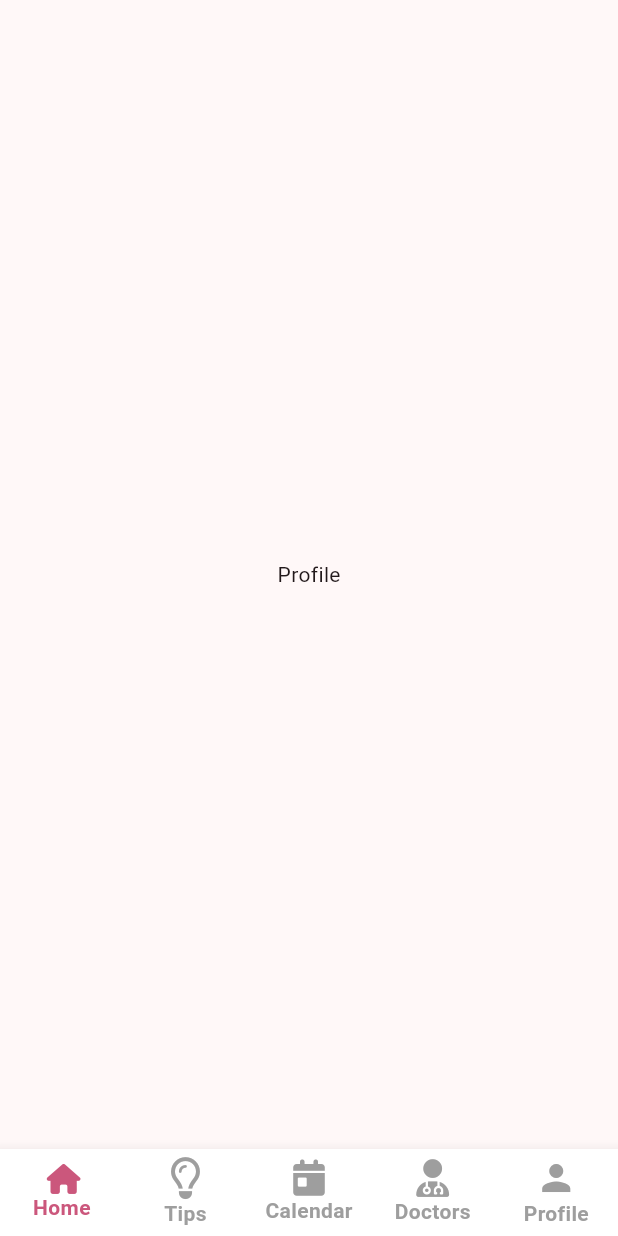
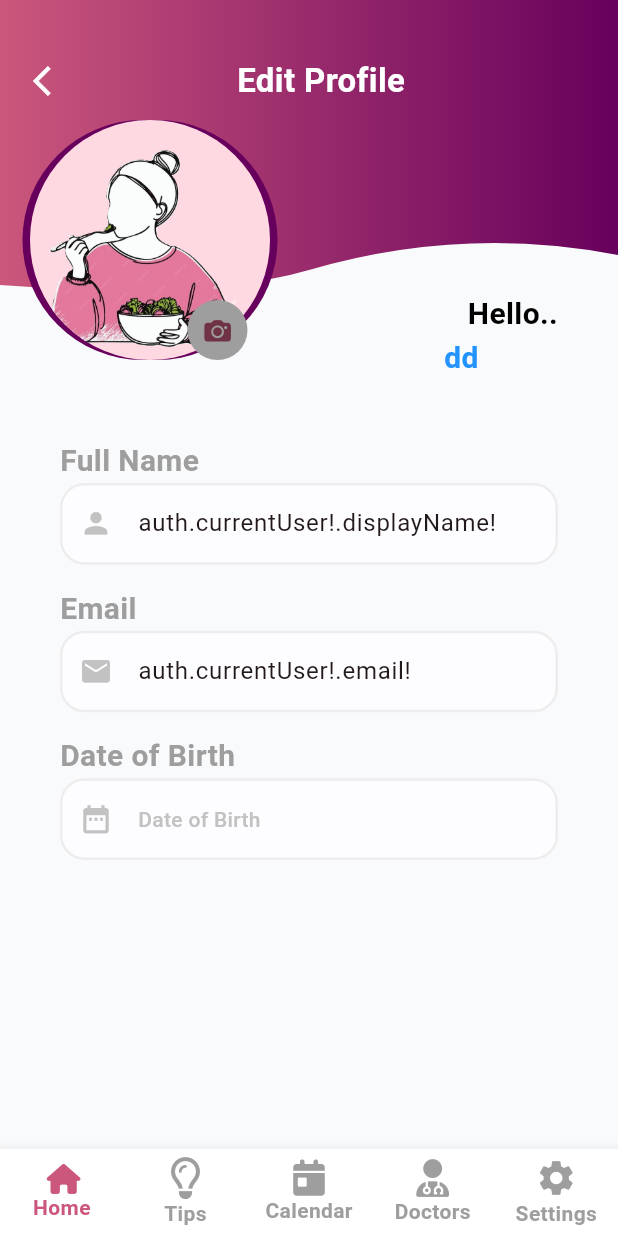
Before and after one commit to moaaz313/OvyCare, a Flutter app: the screen it shows after launch, swiped to page 5, on a phone screen of 412 x 824 dp. Run offline on Flutter 3.47's test engine with Material 3 defaults, Android fonts, the light colour scheme and no system bars; drawn by our look-alikes of full_screen_image, stylish_bottom_bar; our stand-ins replace device_preview, flutter_custom_clippers, flutter_screenutil, font_awesome_flutter, get, image_picker; missing offline and left inert: date_picker_textfield.

Commit message:
dohaa added editprofile

```diff
--- a/lib/Core/Widgets/Custom_Textfromfield.dart
+++ b/lib/Core/Widgets/Custom_Textfromfield.dart
@@ -8,14 +8,14 @@ class CustomTextfromfield extends StatelessWidget {
   final String hintText;
   final bool isObscure;
   final TextEditingController Controller;
-  final Widget? suffixIcon;
+  final Widget? prefixIcon;
 
   CustomTextfromfield({
     Key? key,
     required this.hintText,
     this.isObscure = false, // Default value for isObscure
     required this.Controller,
-    this.suffixIcon,
+    this.prefixIcon,
   }) : super(key: key);
 
   String? _validateInput(String? value) {
@@ -49,9 +49,10 @@ class CustomTextfromfield extends StatelessWidget {
       },
       validator: _validateInput,
       decoration: InputDecoration(
+        // prefixIcon: Icon??null,
         filled: true,
         fillColor: const Color(0xffFDFDFF),
-        contentPadding: EdgeInsets.symmetric(horizontal: 20.w, vertical: 17.h),
+        contentPadding: EdgeInsets.symmetric(horizontal: 20.w, vertical: 15.h),
         hintText: hintText,
         hintStyle: FontStyles.font14w500gray,
         enabledBorder: OutlineInputBorder(
@@ -66,7 +67,7 @@ class CustomTextfromfield extends StatelessWidget {
           borderSide: BorderSide(color: ColorStyle.lightgray, width: 1.5.w),
           borderRadius: BorderRadius.all(Radius.circular(16.r)),
         ),
-        suffixIcon: suffixIcon,
+        prefixIcon: prefixIcon,
         isDense: true,
       ),
     );
--- a/lib/Presentation/Home_naivebar/Homepage/Ui/Widgets/Calendar_Widget.dart
+++ b/lib/Presentation/Home_naivebar/Homepage/Ui/Widgets/Calendar_Widget.dart
@@ -10,7 +10,7 @@ Widget Calendar() {
           height: 150.h,
           width: double.infinity,
           decoration: BoxDecoration(
-              color: ColorStyle.purple,
+              color: ColorStyle.purplefav,
               borderRadius: BorderRadius.circular(15.r)),
           child: Row(children: [
             Container(
--- /dev/null
+++ b/lib/Presentation/Home_naivebar/Settings/SubPages/Edit_Profile/ui/EditProfileView.dart
@@ -0,0 +1,403 @@
+import 'dart:io';
+import 'dart:math';
+
+// import 'package:cloud_firestore/cloud_firestore.dart';
+// import 'package:firebase_auth/firebase_auth.dart';
+// import 'package:firebase_storage/firebase_storage.dart';
+import 'package:date_picker_textfield/date_picker_textfield.dart';
+import 'package:flutter/cupertino.dart';
+import 'package:flutter/material.dart';
+import 'package:flutter_custom_clippers/flutter_custom_clippers.dart';
+import 'package:flutter_screenutil/flutter_screenutil.dart';
+import 'package:full_screen_image/full_screen_image.dart';
+import 'package:get/get_utils/src/get_utils/get_utils.dart';
+import 'package:image_picker/image_picker.dart';
+import 'package:ovacare/Core/themes/Colors/ColorsStyle.dart';
+import 'package:path/path.dart';
+import 'package:provider/provider.dart';
+import 'package:uuid/uuid.dart';
+
+import '../../../../../../Core/Widgets/Custom_Textfromfield.dart';
+
+class edit_profile extends StatefulWidget {
+  const edit_profile({Key? key}) : super(key: key);
+
+  @override
+  State<edit_profile> createState() => _edit_profileState();
+}
+
+class _edit_profileState extends State<edit_profile> {
+  bool obscure = true, waitt = false;
+  List fieldsName = ['Full Name', 'Email', 'Date of Birth'];
+  final TextEditingController _name = TextEditingController();
+  final TextEditingController _email = TextEditingController();
+  final TextEditingController _bio = TextEditingController();
+  final TextEditingController _pass = TextEditingController();
+  final _formKey = GlobalKey<FormState>();
+  late List<TextEditingController> fieldsController;
+
+  // final storage = FirebaseStorage.instance.ref().child("images");
+  // final auth = FirebaseAuth.instance;
+  // final user = FirebaseFirestore.instance.collection("accounts").doc("${FirebaseAuth.instance.currentUser?.email}");
+  File? selectedImage;
+  var photo, filePath;
+  final picker = ImagePicker();
+  var result;
+  var pic, Url;
+
+  String? _validateInput(String? value, var hinttext) {
+    if (value == null || value.isEmpty) {
+      return 'This field cannot be empty';
+    }
+    if (hinttext == 'Email' && !GetUtils.isEmail(value)) {
+      return 'Please enter a valid email address';
+    }
+    if (hinttext == 'Password' && value.length < 6) {
+      return 'Password must be at least 6 characters long';
+    }
+    if (hinttext == 'Name' && value.length < 4) {
+      return 'Name must be at least 4 characters long';
+    }
+    return null;
+  }
+
+  // _pickFile(var res) async {
+  //   if (res == null) return;
+  //   try {
+  //     var store = FirebaseStorage.instance.ref();
+  //     var rName = Random().nextInt(100000);
+  //     final pathh = "files/$rName${res.name}";
+  //     final file = File(res.path!);
+  //     final upload = await store.child(pathh).putFile(file);
+  //     Url = await store.child(pathh).getDownloadURL();
+  //
+  //     await FirebaseFirestore.instance
+  //         .collection("accounts")
+  //         .doc("${auth.currentUser?.email}")
+  //         .update({
+  //       "name": "${_name.text}",
+  //       "password": "${_pass.text}",
+  //       "bio": "${_bio.text}",
+  //       "photo": "$Url"
+  //     }).then((value) async {
+  //       await auth.currentUser!.updateProfile(displayName: _name.text, photoURL: Url.toString());
+  //     });
+  //   } catch (e) {
+  //     print("ERROR: $e");
+  //   }
+  // }
+  var password;
+  // Future<void> get_password() async {
+  //   try {
+  //     var userEmail = await FirebaseAuth.instance.currentUser?.email;
+  //     if (userEmail != null) {
+  //       var documentSnapshot = await FirebaseFirestore.instance
+  //           .collection('accounts')
+  //           .doc(userEmail)
+  //           .get();
+  //
+  //       if (documentSnapshot.exists) {
+  //         setState(() async {
+  //           _pass.text = await documentSnapshot.get('password');
+  //           password = await documentSnapshot.get('password');
+  //           _bio.text = await documentSnapshot.get('bio');
+  //         });
+  //       } else {
+  //         print('Document does not exist');
+  //       }
+  //     }
+  //   } catch (e) {
+  //     print('Error fetching password: $e');
+  //   }
+  // }
+
+  Future<void> _pickImageFromGallery() async {
+    try {
+      result = await picker.pickImage(source: ImageSource.gallery);
+      if (result != null) {
+        setState(() {
+          selectedImage = File(result.path);
+          filePath = selectedImage;
+        });
+      }
+    } catch (e) {
+      print('Error picking image: $e');
+    }
+  }
+List icons = [
+  Icon(Icons.person,size: 22.h,color: ColorStyle.gray,),
+  Icon(Icons.email,size: 22.h,color: ColorStyle.gray,),
+  Icon(Icons.date_range,size: 22.h,color: ColorStyle.gray,),
+];
+  @override
+  void initState() {
+    super.initState();
+    // get_password();
+    _name.text = 'auth.currentUser!.displayName!';
+    _email.text = 'auth.currentUser!.email!';
+    // photo = auth.currentUser!.photoURL.toString();
+    fieldsController = [_name, _email, _bio];
+  }
+
+  @override
+  Widget build(BuildContext context) {
+    return Scaffold(
+      resizeToAvoidBottomInset: false,
+      body: Stack(
+        children: [
+          Align(
+            alignment: Alignment.bottomRight,
+            child: Container(
+              decoration: BoxDecoration(
+                shape: BoxShape.rectangle,
+                color:ColorStyle.lightwhite
+              ),
+            ),
+          ),
+          ClipPath(
+            clipper: WaveClipperOne(),
+            child: Container(
+              height: 200,
+              decoration: BoxDecoration(
+                gradient: LinearGradient(
+                  colors: [
+                    ColorStyle.pink,
+                    ColorStyle.purplefav,
+
+                  ],
+                )
+              ),
+            ),
+          ),
+          LayoutBuilder(
+            builder: (context, constraints) {
+              return SingleChildScrollView(
+                physics: AlwaysScrollableScrollPhysics(),
+                padding: EdgeInsets.only(
+                  bottom: MediaQuery.of(context).viewInsets.bottom + 5,
+                ),
+                child: Container(
+                  padding: const EdgeInsets.fromLTRB(20, 5, 20, 0),
+                  margin: const EdgeInsets.fromLTRB(20, 190, 20, 0),
+                  decoration: const BoxDecoration(
+                    color: Colors.transparent,
+                  ),
+                  child: Form(
+                    key: _formKey,
+                    child: Column(
+                      children: [
+                        Align(
+                          alignment: Alignment.topRight,
+                          child: Column(
+                            crossAxisAlignment: CrossAxisAlignment.start,
+                            children: [
+                              Text(
+                                "    Hello..",
+                                style: TextStyle(
+                                  fontSize: 20,
+                                  fontWeight: FontWeight.bold,
+                                  color:  Colors.black,
+                                ),
+                              ),
+                              Text(
+                                " dd",
+                                style: TextStyle(
+                                  fontSize: 20,
+                                  fontWeight: FontWeight.bold,
+                                  color:  Color(0xff2393FF)
+                                ),
+                              ),
+                            ],
+                          ),
+                        ),
+                        const SizedBox(height: 40),
+                        for (int i = 0; i < fieldsName.length; i++)
+                          Column(
+                            crossAxisAlignment: CrossAxisAlignment.start,
+                            children: [
+                              Text(
+                                fieldsName[i],
+                                style: const TextStyle(
+                                  fontWeight: FontWeight.bold,
+                                  fontSize: 20,
+                                  color: Colors.grey,
+                                ),
+                              ),
+                              // DatePicker(
+                              //   type: MyDatePickerFieldTypes.all,
+                              //   controller: _bio,
+                              //   context: context,
+                              //   label: 'Due Date',
+                              //   initialDate: DateTime.now(),
+                              //   firstDate: DateTime.now()),
+
+                                CustomTextfromfield(hintText: fieldsName[i], Controller:  fieldsController[i],prefixIcon: icons[i],),
+                              // Container(
+                              //   height: 50,
+                              //   child: TextFormField(
+                              //     validator: (value) => _validateInput(value, fieldsName[i]),
+                              //     onTapOutside: (v) {
+                              //       FocusManager.instance.primaryFocus?.unfocus();
+                              //     },
+                              //     controller: fieldsController[i],
+                              //     readOnly: fieldsName[i] == 'Email' ? true : false,
+                              //     style: TextStyle(
+                              //       fontSize: 20,
+                              //       color:  Colors.black,
+                              //       fontWeight: FontWeight.bold,
+                              //     ),
+                              //     obscureText: fieldsName[i] == 'Password' ? obscure : false,
+                              //     decoration: InputDecoration(
+                              //       border: const UnderlineInputBorder(),
+                              //       suffixIcon: fieldsName[i] == 'Password'
+                              //           ? IconButton(
+                              //         onPressed: () {
+                              //           setState(() {
+                              //             obscure = !obscure;
+                              //           });
+                              //         },
+                              //         icon: obscure
+                              //             ? Icon(
+                              //           CupertinoIcons.eye_slash_fill,
+                              //           color:  Color(0xff2393FF)
+                              //         )
+                              //             : Icon(
+                              //           CupertinoIcons.eye,
+                              //           color: Color(0xff2393FF)
+                              //         ),
+                              //       )
+                              //           : null,
+                              //       hintText: fieldsName[i],
+                              //       hintStyle: TextStyle(color:Colors.grey,
+                              //           fontSize: 20),
+                              //     ),
+                              //   ),
+                              // ),
+                              const SizedBox(height: 15),
+                            ],
+                          ),
+                      ],
+                    ),
+                  ),
+                ),
+              );
+            },
+          ),
+          Container(
+            decoration: BoxDecoration(
+              color:ColorStyle.purplefav,
+              borderRadius: BorderRadius.circular(100),
+            ),
+            margin: const EdgeInsets.only(top: 80, left: 15),
+            child: Stack(
+              alignment: Alignment.center,
+              children: [
+                CircleAvatar(
+                  radius: 80,
+                  backgroundImage:AssetImage('assets/food.png'),
+                  // selectedImage == null?
+                  //     NetworkImage('photo'),
+                      // : FileImage(selectedImage!) as ImageProvider,
+                  child: FullScreenWidget(
+                    disposeLevel: DisposeLevel.High,
+                    child: Hero(
+                      transitionOnUserGestures: true,
+                      tag: "s",
+                      child: Container(
+                        width: 160,
+                        height: 160,
+                        decoration: BoxDecoration(
+                          shape: BoxShape.circle,
+                          image: DecorationImage(
+                            image: AssetImage('assets/food.png'),
+                            // selectedImage == null
+                            //     ? NetworkImage(photo)
+                            //     : FileImage(selectedImage!) as ImageProvider,
+                            fit: BoxFit.cover,
+                          ),
+                        ),
+                      ),
+                    ),
+                  ),
+                ),
+                Container(
+                  margin: const EdgeInsets.fromLTRB(110, 120, 20, 0),
+                  child: CircleAvatar(
+                    backgroundColor: Colors.grey,
+                    radius: 20,
+                    child: IconButton(
+                      onPressed: () {
+                        _pickImageFromGallery();
+                      },
+                      icon: const Icon(CupertinoIcons.camera_fill, size: 18),
+                    ),
+                  ),
+                ),
+              ],
+            ),
+          ),
+          Container(
+            margin: EdgeInsets.only(bottom: 60),
+            // child: Align(
+            //   alignment: Alignment.bottomCenter,
+            //   child: !waitt
+            //       ? CustomButton(
+            //     onTap: () async {
+            //       if (_formKey.currentState!.validate()) {
+            //         setState(() {
+            //           waitt = !waitt;
+            //         });
+            //         print("d1");
+            //         password==_pass.text?null:await auth.currentUser!.updatePassword(_pass.text).then((value) => print('d2'),);
+            //         await _pickFile(result);
+            //         Future.delayed(const Duration(seconds:3), () {
+            //           print("donnnnnnnnnnnnnnnne");
+            //           if (mounted) {
+            //             Fluttertoast.showToast(
+            //               msg: "           Saved           ",
+            //               toastLength: Toast.LENGTH_SHORT,
+            //               textColor: Colors.white,
+            //               fontSize: 18,
+            //               gravity: ToastGravity.CENTER,
+            //               backgroundColor: accentPurpleColor,
+            //             ).then((value) =>
+            //                 Get.to(() => settings("${_name.text}", "${Url}")));
+            //           }
+            //         });
+            //       }
+            //     },
+            //     text: "Save",
+            //     width: 150.0,
+            //     height: 50.0,
+            //   )
+            //       : CircularProgressIndicator(),
+            // ),
+          ),
+          Container(
+            margin: const EdgeInsets.fromLTRB(10, 30, 10, 10),
+            child: Column(
+              children: [
+                Row(
+                  children: [
+                    IconButton(
+                      onPressed: () {
+                        // Get.to(() => settings("${auth.currentUser!.displayName}","${auth.currentUser!.photoURL}"));
+                      },
+                      icon: const Icon(Icons.arrow_back_ios, color: Colors.white),
+                    ),
+                    const SizedBox(width: 100),
+                    const Text(
+                      "Edit Profile",
+                      style: TextStyle(fontSize: 22, fontWeight: FontWeight.bold, color: Colors.white),
+                    ),
+                  ],
+                ),
+                const SizedBox(height: 30),
+              ],
+            ),
+          ),
+        ],
+      ),
+    );
+  }
+}
--- a/lib/Presentation/Home_naivebar/doctor/ui/widgets/doctor_card.dart
+++ b/lib/Presentation/Home_naivebar/doctor/ui/widgets/doctor_card.dart
@@ -12,7 +12,7 @@ class DoctorCard extends StatelessWidget {
   Widget build(BuildContext context) {
     return Card(
       color: ColorStyle.white,
-      margin: EdgeInsets.symmetric(vertical: 12.h),
+      margin: EdgeInsets.symmetric(vertical:6.h),
       shape: RoundedRectangleBorder(
         borderRadius: BorderRadius.circular(16.r),
       ),
--- a/lib/Presentation/Home_naivebar/doctor/ui/widgets/search_doctor_bar.dart
+++ b/lib/Presentation/Home_naivebar/doctor/ui/widgets/search_doctor_bar.dart
@@ -10,6 +10,7 @@ class SearchDoctorBar extends StatelessWidget {
       children: [
         Expanded(
           child: TextField(
+            onTapOutside: (event) =>FocusManager.instance.primaryFocus?.unfocus(),
             decoration: InputDecoration(
               hintText: 'Search',
               prefixIcon: Icon(Icons.search, size: 24.sp),
--- a/lib/Presentation/Home_naivebar/home_naivebar/Ui/Homenaivebar_view.dart
+++ b/lib/Presentation/Home_naivebar/home_naivebar/Ui/Homenaivebar_view.dart
@@ -4,6 +4,7 @@ import 'package:stylish_bottom_bar/stylish_bottom_bar.dart';
 
 import '../../../../Core/themes/Colors/ColorsStyle.dart';
 import '../../Homepage/Ui/Homepage_view.dart';
+import '../../Settings/SubPages/Edit_Profile/ui/EditProfileView.dart';
 import '../../Tip_page/Ui/TipsView.dart';
 import '../../doctor/ui/doctor_screen.dart';
 
@@ -66,10 +67,10 @@ class _HomepageViewState extends State<HomeNaivebarView> {
           ),
           BottomBarItem(
             icon: const Icon(
-              Icons.person,
+              Icons.settings,
               size: 28,
             ),
-            title: const Text('Profile'),
+            title: const Text('Settings'),
             // backgroundColor: Colors.black,
             selectedColor: ColorStyle.pink,
           ),
@@ -92,7 +93,7 @@ class _HomepageViewState extends State<HomeNaivebarView> {
             TipsView(),
             Center(child: Text('Calander')),
             DoctorScreen(),
-            Center(child: Text('Profile')),
+            edit_profile()
           ],
         ),
       ),
```
Also changed, not shown: lib/Presentation/Home_naivebar/Tip_page/SubPages/healthyfoodPage/Ui/TipsView.dart (added, +127 -0 lines), lib/Presentation/Home_naivebar/Tip_page/Ui/TipsView.dart (+6 -3 lines), lib/Presentation/Home_naivebar/doctor/ui/doctor_screen.dart (+6 -2 lines), pubspec.yaml (+8 -0 lines), lib/Presentation/Authentication/login/Ui/LoginView.dart (added), pubspec.lock, 5 other files.
